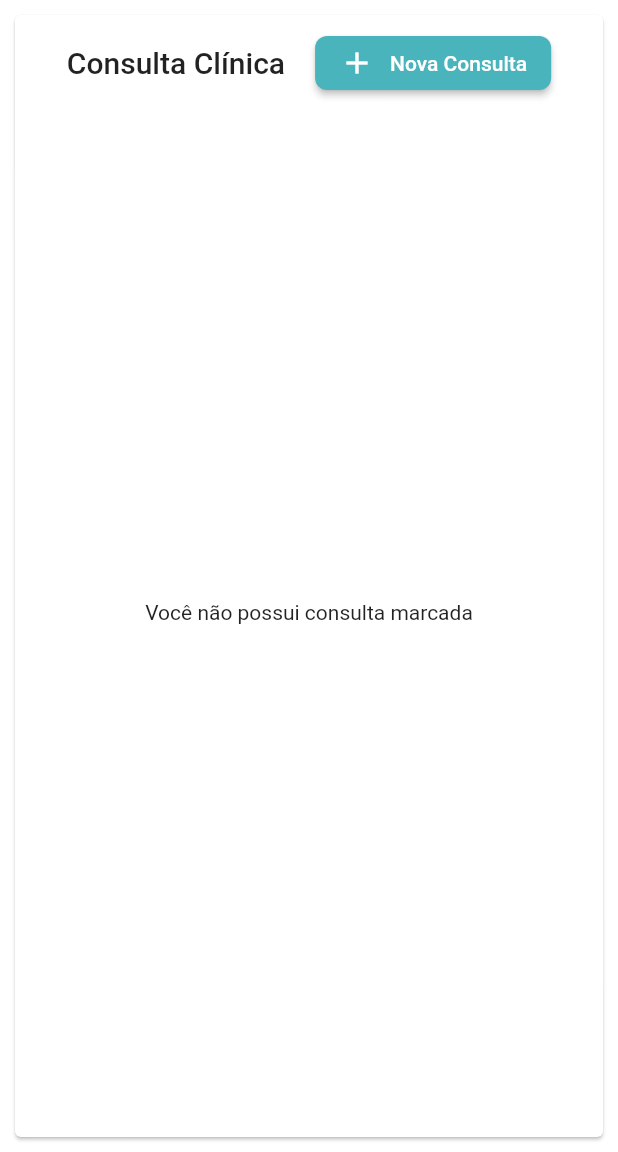
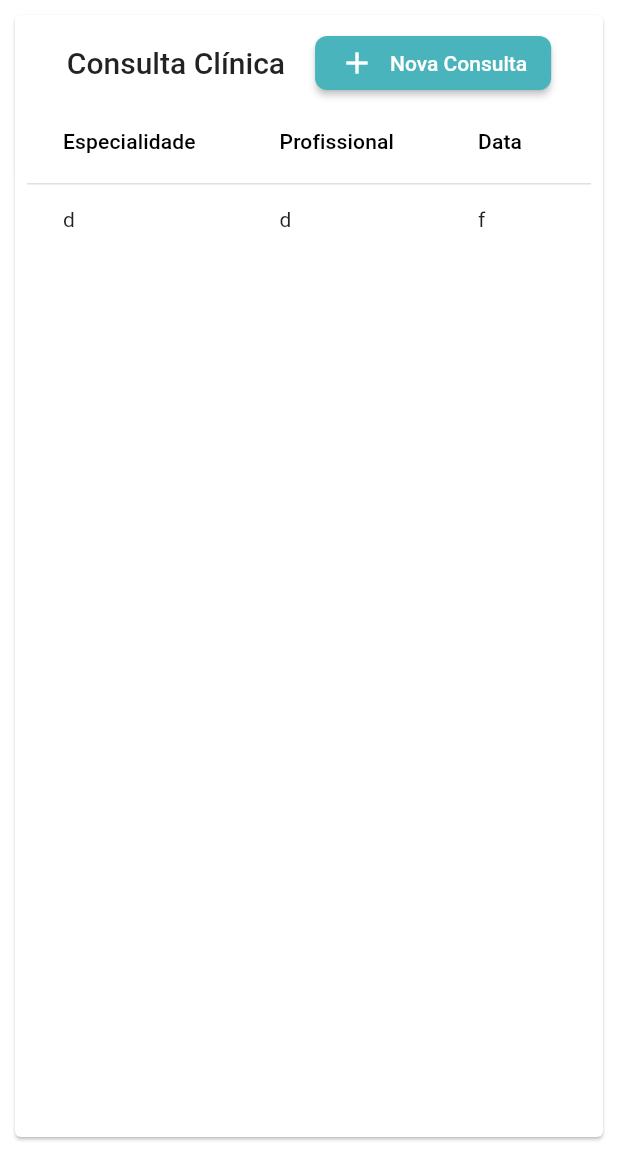
Before and after one commit to Luccasoli/appointment_consultation, a Flutter app: the screen it shows after launch, after a tap on "Acessar", on a phone screen of 412 x 824 dp, the part 84-1236 px from its top. Run offline on Flutter 3.47's test engine with Material 2 defaults, Android fonts, the phone set to English and light mode, and no system bars.

Commit message:
adding a scrollview to datatable and adding password visibility button

```diff
--- a/lib/screens/home.dart
+++ b/lib/screens/home.dart
@@ -9,7 +9,15 @@ class Home extends StatefulWidget {
 
 class _HomeState extends State<Home> {
   final _formKey = GlobalKey<FormState>();
-  List<Appointment> appointments = [];
+  List<Appointment> appointments = [
+    Appointment(
+      id: 1.toString(),
+      specialty: 'd',
+      date: 'f',
+      doctor: 'd',
+      time: 'null',
+    ),
+  ];
 
   _showDialogAddAppointment() {
     showDialog(
@@ -114,7 +122,9 @@ class _HomeState extends State<Home> {
                         child: Text('Você não possui consulta marcada'),
                       ),
                     )
-                  : SingleChildScrollView(
+                  : Expanded(
+                      child: SingleChildScrollView(
+                        child: SingleChildScrollView(
                           scrollDirection: Axis.horizontal,
                           child: DataTable(
                             columns: [
@@ -170,6 +180,8 @@ class _HomeState extends State<Home> {
                             }).toList(),
                           ),
                         ),
+                      ),
+                    ),
             ],
           ),
         ),
--- a/lib/screens/login.dart
+++ b/lib/screens/login.dart
@@ -8,6 +8,7 @@ class Login extends StatefulWidget {
 class _LoginState extends State<Login> {
   final _formKey = GlobalKey<FormState>();
   bool rememberPasswordValue = false;
+  bool isPasswordInvisible = true;
 
   @override
   Widget build(BuildContext context) {
@@ -50,12 +51,20 @@ class _LoginState extends State<Login> {
                         border: OutlineInputBorder(
                           borderSide: BorderSide(),
                         ),
-                        suffix: InkWell(
-                          child: Icon(Icons.remove_red_eye),
-                          onTap: () {},
+                        suffixIcon: IconButton(
+                          icon: Icon(
+                            !isPasswordInvisible
+                                ? Icons.visibility
+                                : Icons.visibility_off,
+                          ),
+                          onPressed: () {
+                            setState(() {
+                              isPasswordInvisible = !isPasswordInvisible;
+                            });
+                          },
                         ),
                       ),
-                      obscureText: true,
+                      obscureText: isPasswordInvisible,
                     ),
                     InkWell(
                       onTap: () {
```
Lines whose indentation alone changed are shown as unchanged.
